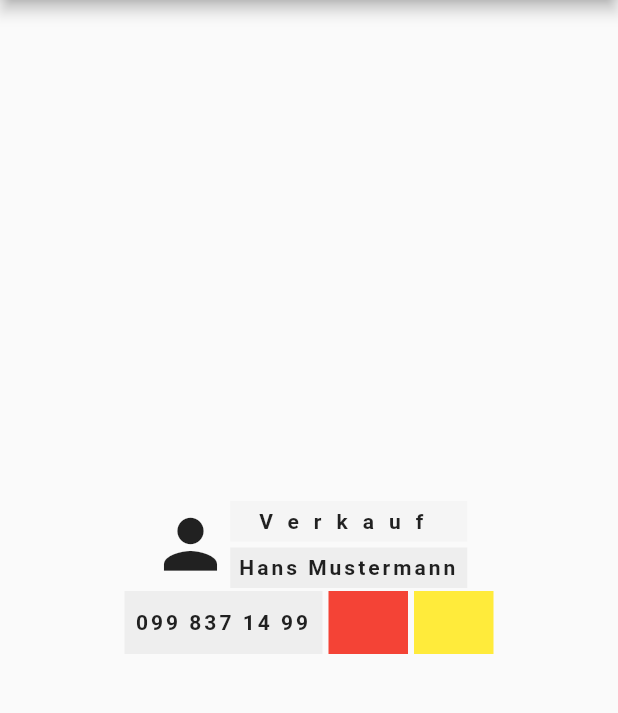
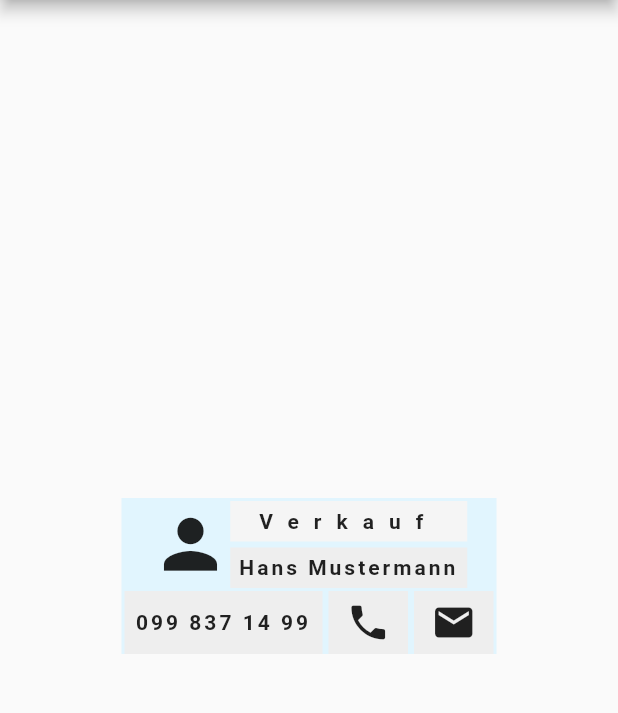
Before and after one commit to mmanflori/blogg_test, a Flutter app: the screen it shows after launch, on a phone screen of 412 x 824 dp, the part 84-797 px from its top. Run offline on Flutter 3.47's test engine with Material 2 defaults, Android fonts, the phone set to English and light mode, and no system bars.

Commit message:
zweite änderung

```diff
--- a/lib/main.dart
+++ b/lib/main.dart
@@ -15,7 +15,11 @@ void main() {
 class flutter_lernen extends StatelessWidget {
   @override
   Widget build(BuildContext context) {
-    return Container(
+    return Center(
+      child: Container(
+        height: 104.0,
+        width: 250.0,
+        color: Colors.lightBlue[50],
         child: Column(
           mainAxisAlignment: MainAxisAlignment.center,
           children: <Widget>[
@@ -85,18 +89,29 @@ class flutter_lernen extends StatelessWidget {
                   width: 53.0,
                   height: 42.0,
                   margin: EdgeInsets.symmetric(horizontal: 2.0),
-                color: Colors.red,
+                  color: Colors.grey[200],
+                  alignment: Alignment.center,
+                  child: Icon(
+                    Icons.phone,
+                    size:30.0,
+                  ),
                 ),
                 Container(
                   width: 53.0,
                   height: 42.0,
                   margin: EdgeInsets.symmetric(horizontal: 2.0),
-                color: Colors.yellow,
+                  color: Colors.grey[200],
+                  alignment: Alignment.center,
+                  child: Icon(
+                    Icons.mail,
+                    size:30.0,
+                  ),
                 ),
               ],
             ),
           ],
         ),
+      ),
     );
   }
 }
```
Lines whose indentation alone changed are shown as unchanged.
